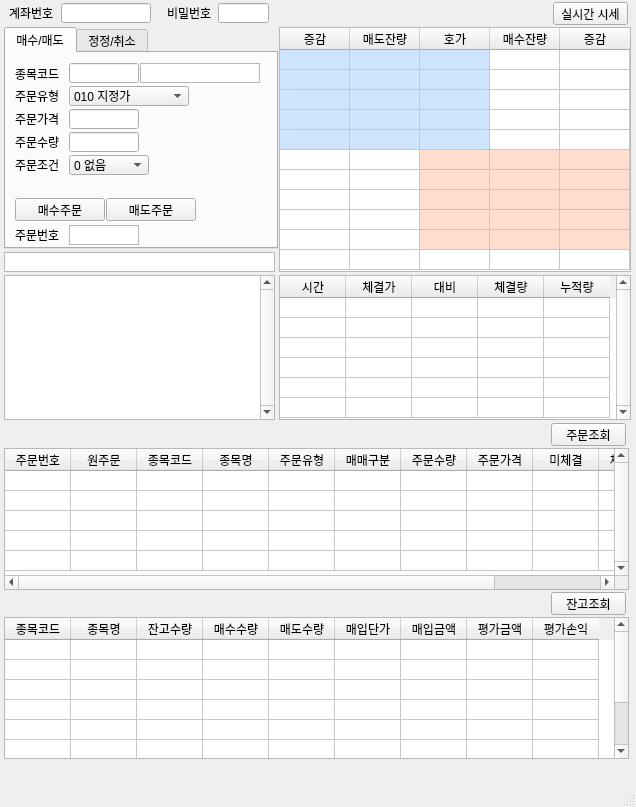
Qt form EugeneWindow.ui (HyunwooChung/EugeneLink) before a commit.
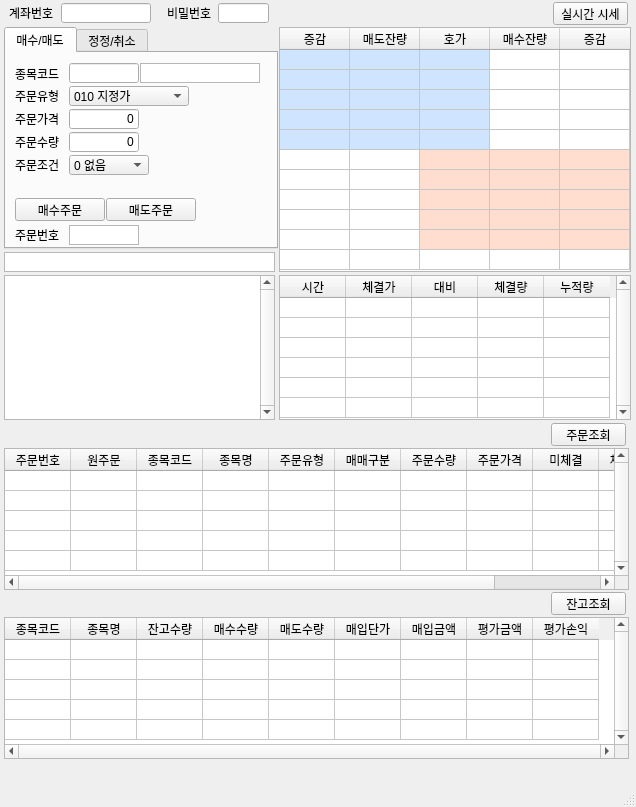
The same form after that commit.

```diff
--- a/EugeneWindow.ui
+++ b/EugeneWindow.ui
@@ -728,10 +728,10 @@
      <enum>Qt::ScrollBarAlwaysOn</enum>
     </property>
     <property name="horizontalScrollBarPolicy">
-     <enum>Qt::ScrollBarAsNeeded</enum>
+     <enum>Qt::ScrollBarAlwaysOn</enum>
     </property>
     <property name="rowCount">
-     <number>8</number>
+     <number>5</number>
     </property>
     <property name="columnCount">
      <number>9</number>
@@ -756,9 +756,6 @@
     <row/>
     <row/>
     <row/>
-    <row/>
-    <row/>
-    <row/>
     <column>
      <property name="text">
       <string>종목코드</string>
@@ -1030,6 +1027,9 @@
       <property name="inputMethodHints">
        <set>Qt::ImhDigitsOnly</set>
       </property>
+      <property name="text">
+       <string>0</string>
+      </property>
       <property name="maxLength">
        <number>11</number>
       </property>
@@ -1049,6 +1049,9 @@
       <property name="inputMethodHints">
        <set>Qt::ImhDigitsOnly</set>
       </property>
+      <property name="text">
+       <string>0</string>
+      </property>
       <property name="maxLength">
        <number>11</number>
       </property>
```
Left out of the diff: 37 changed lines with no effect on the pictures.
